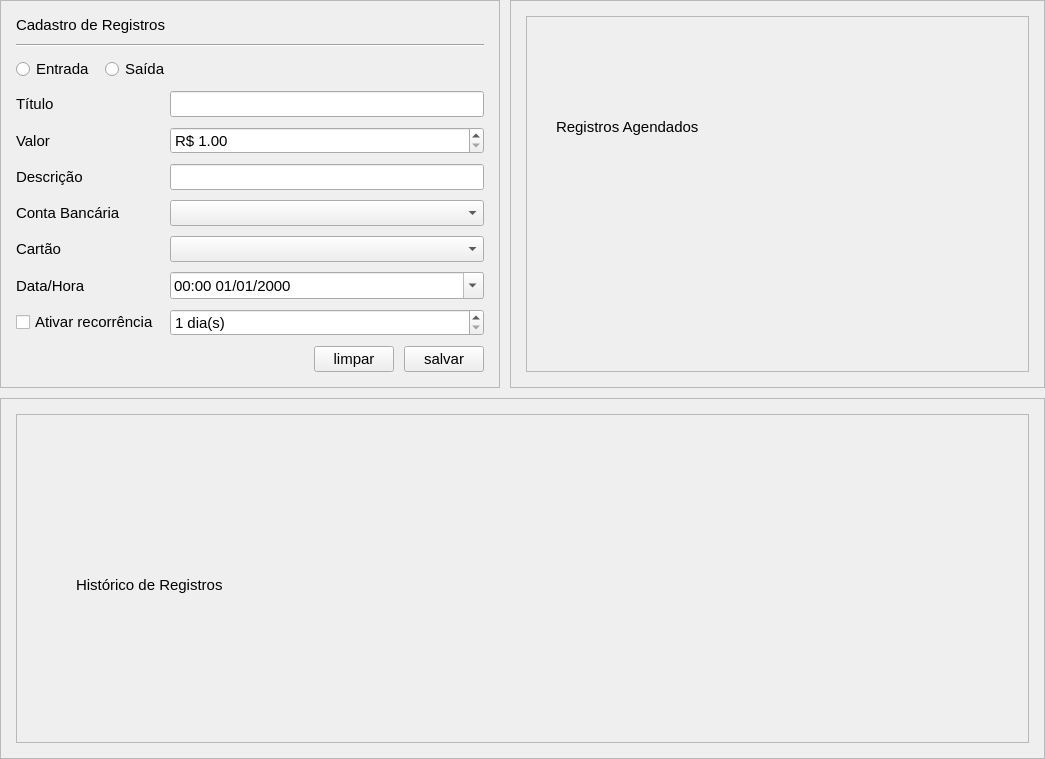
The window that financeiroapp/ui/src/RegistryPage.ui (iagoofelipe/ControleFinanceiro) describes before a commit, drawn with Qt 5.
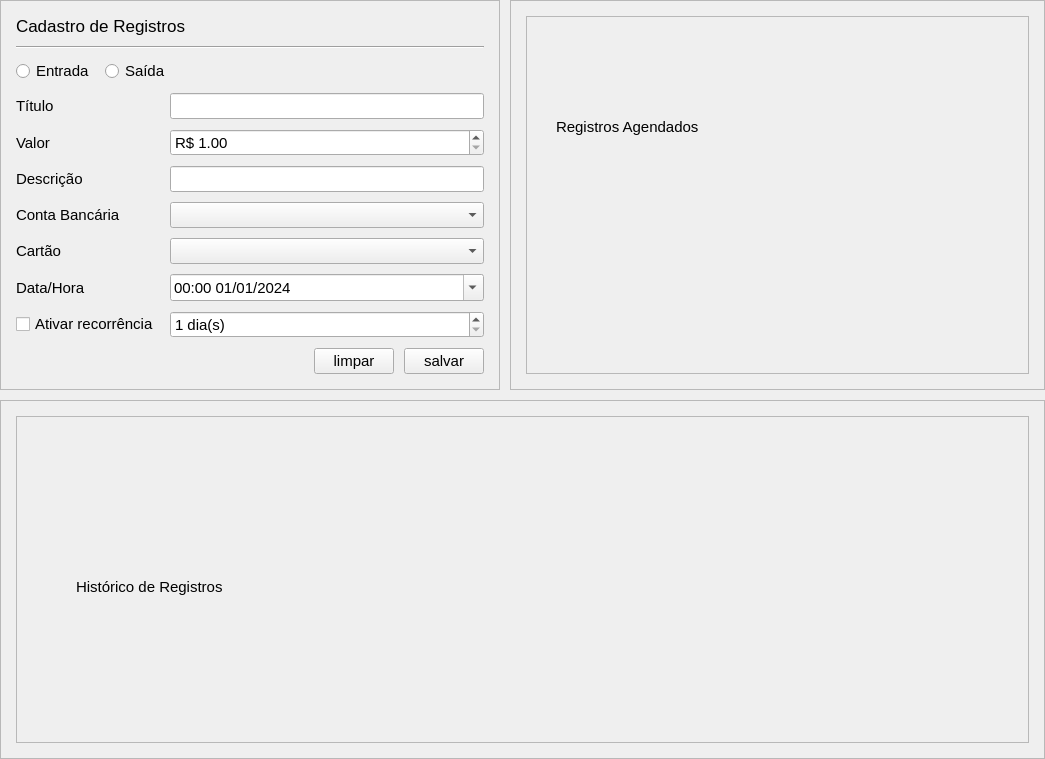
The same window after the commit.

Diff of the .ui file:
```diff
--- a/financeiroapp/ui/src/RegistryPage.ui
+++ b/financeiroapp/ui/src/RegistryPage.ui
@@ -224,6 +224,11 @@
               <verstretch>0</verstretch>
              </sizepolicy>
             </property>
+            <property name="font">
+             <font>
+              <pointsize>13</pointsize>
+             </font>
+            </property>
             <property name="text">
              <string>Cadastro de Registros</string>
             </property>
@@ -317,7 +322,17 @@
            </widget>
           </item>
           <item row="8" column="1">
-           <widget class="QDateTimeEdit" name="dateTimeEdit">
+           <widget class="QDateTimeEdit" name="dtEditDatahora">
+            <property name="minimumDateTime">
+             <datetime>
+              <hour>0</hour>
+              <minute>0</minute>
+              <second>0</second>
+              <year>2024</year>
+              <month>1</month>
+              <day>1</day>
+             </datetime>
+            </property>
             <property name="displayFormat">
              <string>HH:mm dd/MM/yyyy</string>
             </property>
```
Left out of the diff: 18 changed lines with no effect on the pictures.
